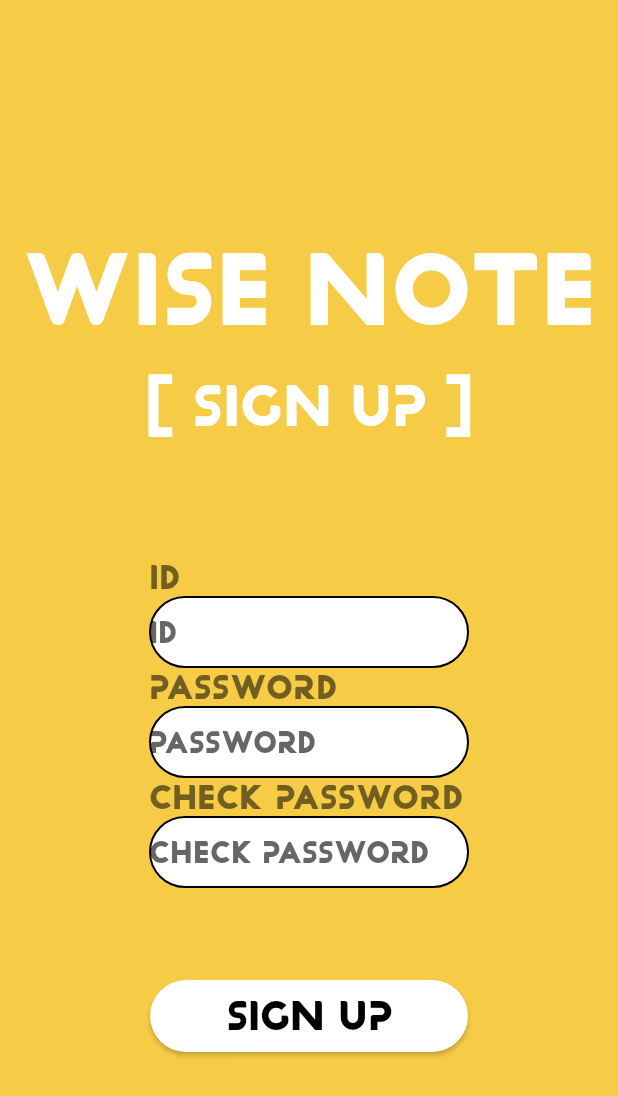
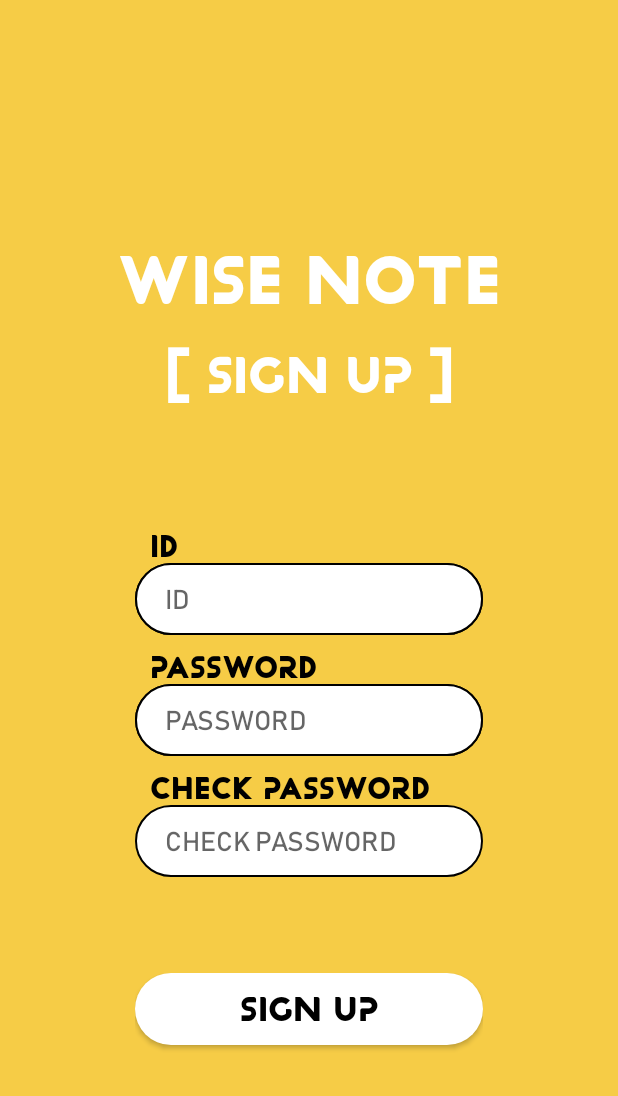
Before and after one commit to pers0n4/WiseNote, an Android app: the SignupActivity screen opened directly, with no data from a screen before it, on a phone screen of 412 x 824 dp. Shown: the top 1096 px of the screen. Run offline under Robolectric (Android 15) with nearby library versions, the phone set to English and light mode, and no system bars.

Commit message:
refactor: Edit signin&signup&start ui style

```diff
--- a/app/src/main/AndroidManifest.xml
+++ b/app/src/main/AndroidManifest.xml
@@ -16,7 +16,7 @@
         android:usesCleartextTraffic="true"
         >
         <activity
-            android:name=".MainActivity"
+            android:name=".StartActivity"
             android:exported="true">
             <intent-filter>
                 <action android:name="android.intent.action.MAIN" />
@@ -24,8 +24,8 @@
                 <category android:name="android.intent.category.LAUNCHER" />
             </intent-filter>
         </activity>
+        <activity android:name=".MainActivity" />
         <activity android:name=".ui.sign.SigninActivity" />
-        <activity android:name=".StartActivity" />
         <activity android:name=".ui.sign.SignupActivity" />
         <activity android:name=".ui.home.HomeActivity" />
     </application>
--- a/app/src/main/res/font/fontstyle.xml
+++ /dev/null
@@ -1,5 +0,0 @@
-<?xml version="1.0" encoding="utf-8"?>
-<font-family xmlns:android="http://schemas.android.com/apk/res/android">
-    <font android:font="@font/current_regular"/>
-
-</font-family>
--- a/app/src/main/res/layout/activity_signup.xml
+++ b/app/src/main/res/layout/activity_signup.xml
@@ -18,12 +18,11 @@
             android:layout_width="match_parent"
             android:layout_height="wrap_content"
             android:layout_weight="4"
-            android:fontFamily="@font/current_regular"
+            android:fontFamily="@font/current"
             android:gravity="bottom|center_horizontal"
             android:text="@string/app_name"
             android:textColor="@color/white"
-            android:textSize="60sp"
-
+            android:textSize="40sp"
             tools:layout_editor_absoluteX="89dp"
             tools:layout_editor_absoluteY="153dp" />
 
@@ -32,11 +31,11 @@
             android:layout_width="match_parent"
             android:layout_height="wrap_content"
             android:layout_weight="1"
-            android:fontFamily="@font/current_regular"
+            android:fontFamily="@font/current"
             android:gravity="center"
             android:text="@string/signup_title"
             android:textColor="@color/white"
-            android:textSize="34sp"
+            android:textSize="30sp"
              />
     </LinearLayout>
 
@@ -55,85 +54,122 @@
             android:gravity="center"
             android:orientation="vertical">
 
-            <RelativeLayout
-                android:layout_width="wrap_content"
-                android:layout_height="wrap_content">
-
+            <LinearLayout
+                android:layout_width="match_parent"
+                android:layout_height="wrap_content"
+                android:orientation="vertical"
+                android:paddingLeft="90dp"
+                android:paddingRight="90dp">
                 <TextView
                     android:id="@+id/textView6"
                     android:layout_width="wrap_content"
                     android:layout_height="wrap_content"
+                    android:fontFamily="@font/current"
+                    android:text="@string/id"
+                    android:textSize="18sp"
+                    android:textColor="#000000"
+                    android:paddingLeft="10dp"/>
 
-                    android:fontFamily="@font/current_regular"
-                    android:text="@string/id"
-                    android:textSize="20sp" />
-
+                <LinearLayout
+                    android:layout_width="match_parent"
+                    android:layout_height="wrap_content"
+                    android:background="@drawable/text_border_radius">
+                    <LinearLayout
+                        android:layout_width="match_parent"
+                        android:layout_height="wrap_content"
+                        android:background="@drawable/text_border_radius">
                         <EditText
                             android:id="@+id/signupId"
-                    android:layout_width="wrap_content"
+                            android:layout_width="match_parent"
                             android:layout_height="wrap_content"
-                    android:layout_below="@id/textView6"
-                    android:autoText="false"
-                    android:background="@drawable/text_border_radius"
-                    android:ems="10"
-                    android:fontFamily="@font/current_regular"
+                            android:fontFamily="@font/bahnschrift"
                             android:hint="@string/id"
                             android:inputType="textPersonName"
-                    android:minHeight="48dp" />
-            </RelativeLayout>
+                            android:minHeight="48dp"
+                            android:background="@null"
+                            android:paddingLeft="20dp"
+                            android:paddingRight="20dp" />
+                    </LinearLayout>
+                </LinearLayout>
+            </LinearLayout>
 
-            <RelativeLayout
-                android:layout_width="wrap_content"
-                android:layout_height="wrap_content">
-
+            <LinearLayout
+                android:layout_width="match_parent"
+                android:layout_height="wrap_content"
+                android:orientation="vertical"
+                android:paddingLeft="90dp"
+                android:paddingRight="90dp"
+                android:paddingTop="10dp">
                     <TextView
                         android:id="@+id/textView7"
                         android:layout_width="wrap_content"
                         android:layout_height="wrap_content"
-                    android:fontFamily="@font/current_regular"
+                        android:fontFamily="@font/current"
                         android:text="@string/password"
-                    android:textSize="20sp"
+                        android:textSize="18sp"
+                        android:textColor="#000000"
+                        android:paddingLeft="10dp"
                         />
 
+                <LinearLayout
+                    android:layout_width="match_parent"
+                    android:layout_height="wrap_content"
+                    android:background="@drawable/text_border_radius">
+                    <LinearLayout
+                        android:layout_width="match_parent"
+                        android:layout_height="wrap_content"
+                        android:background="@drawable/text_border_radius">
                         <EditText
                             android:id="@+id/signupPassword"
-                    android:layout_width="wrap_content"
+                            android:layout_width="match_parent"
                             android:layout_height="wrap_content"
-                    android:layout_below="@id/textView7"
-                    android:background="@drawable/text_border_radius"
                             android:ems="10"
-                    android:fontFamily="@font/current_regular"
+                            android:fontFamily="@font/bahnschrift"
                             android:hint="@string/password"
                             android:inputType="textPassword"
-                    android:minHeight="48dp" />
-            </RelativeLayout>
+                            android:minHeight="48dp"
+                            android:background="@null"
+                            android:paddingLeft="20dp"
+                            android:paddingRight="20dp"  />
+                    </LinearLayout>
+                </LinearLayout>
+            </LinearLayout>
 
-            <RelativeLayout
-                android:layout_width="wrap_content"
-                android:layout_height="wrap_content">
-
+            <LinearLayout
+                android:layout_width="match_parent"
+                android:layout_height="wrap_content"
+                android:orientation="vertical"
+                android:paddingLeft="90dp"
+                android:paddingRight="90dp"
+                android:paddingTop="10dp">
                 <TextView
                     android:id="@+id/textView9"
                     android:layout_width="wrap_content"
                     android:layout_height="wrap_content"
-                    android:fontFamily="@font/current_regular"
+                    android:fontFamily="@font/current"
                     android:text="@string/check_password"
-                    android:textSize="20sp"
+                    android:textSize="18sp"
+                    android:textColor="#000000"
+                    android:paddingLeft="10dp"
                     />
 
+                <LinearLayout
+                    android:layout_width="match_parent"
+                    android:layout_height="wrap_content"
+                    android:background="@drawable/text_border_radius">
                     <EditText
                         android:id="@+id/signupCheckPassword"
-                    android:layout_width="wrap_content"
+                        android:layout_width="match_parent"
                         android:layout_height="wrap_content"
-                    android:layout_below="@id/textView9"
-                    android:background="@drawable/text_border_radius"
-                    android:ems="10"
-                    android:fontFamily="@font/current_regular"
+                        android:fontFamily="@font/bahnschrift"
                         android:hint="@string/check_password"
                         android:inputType="textPassword"
-                    android:minHeight="48dp" />
-            </RelativeLayout>
-
+                        android:minHeight="48dp"
+                        android:background="@null"
+                        android:paddingLeft="20dp"
+                        android:paddingRight="20dp"  />
+                </LinearLayout>
+            </LinearLayout>
         </LinearLayout>
 
         <LinearLayout
@@ -141,19 +177,19 @@
             android:layout_height="wrap_content"
             android:layout_weight="3"
             android:gravity="center_horizontal|top"
-            android:orientation="vertical">
+            android:orientation="vertical"
+            android:paddingLeft="90dp"
+            android:paddingRight="90dp">
 
             <Button
                 android:id="@+id/signupButton"
                 android:layout_width="match_parent"
                 android:layout_height="wrap_content"
-                android:layout_marginLeft="100dp"
-                android:layout_marginRight="100dp"
                 android:background="@drawable/button_border_radius"
-                android:fontFamily="@font/current_regular"
+                android:fontFamily="@font/current"
                 android:text="@string/signup"
                 android:textColor="@color/black"
-                android:textSize="24sp" />
+                android:textSize="20sp" />
         </LinearLayout>
 
     </LinearLayout>
```
Also changed, not shown: app/src/main/res/layout/activity_signin.xml (+53 -32 lines), app/src/main/res/layout/activity_start.xml (+7 -5 lines), app/src/main/res/font/current_regular.otf (deleted). Lines whose indentation alone changed are shown as unchanged.
